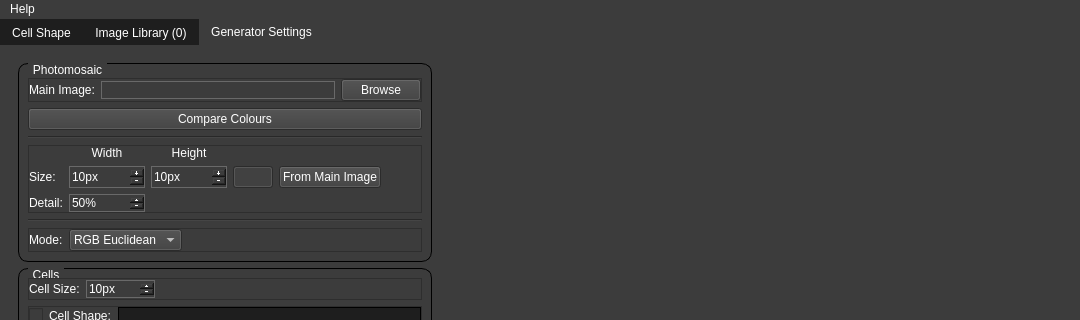
First picture: the form in src/mainwindow.ui, repository MorganGrundy/MosaicMagnifique, before the edit; both pictures show x 0 to 1080 and y 0 to 320 of the 1080 by 720 pixel window.
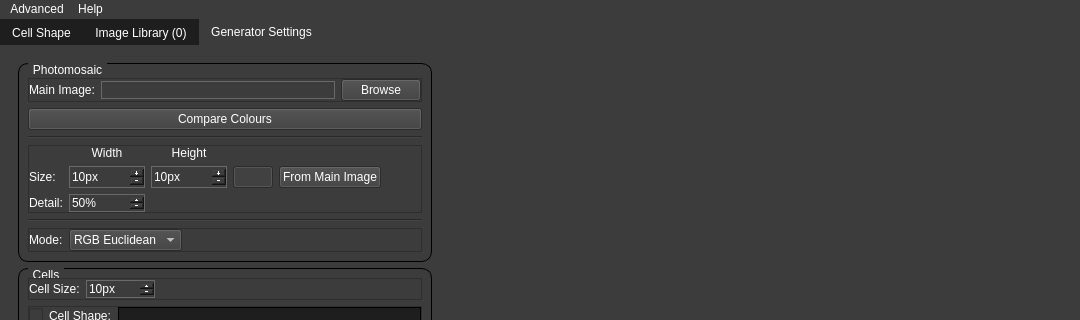
Second picture: the form after the edit. Icons and pictures are not drawn. Custom widgets are drawn as their Qt base class.

```diff
--- a/src/mainwindow.ui
+++ b/src/mainwindow.ui
@@ -1208,6 +1208,12 @@
     <addaction name="separator"/>
     <addaction name="actionAbout"/>
    </widget>
+   <widget class="QMenu" name="menuAdvanced">
+    <property name="title">
+     <string>Advanced</string>
+    </property>
+   </widget>
+   <addaction name="menuAdvanced"/>
    <addaction name="menuAbout"/>
   </widget>
   <widget class="QStatusBar" name="statusbar"/>
```
